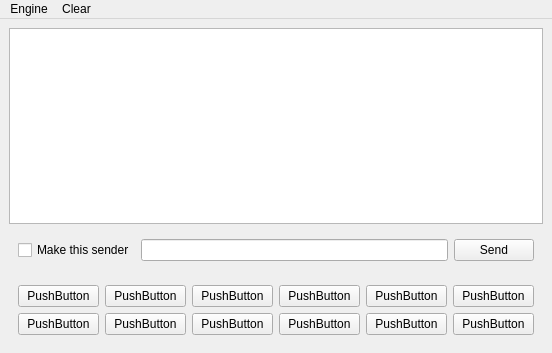
Above: mqt/MqtDataModes/dmmainwindow.ui from Rsclub22/Minos2-Mirror before the change. Below: the same form after it.
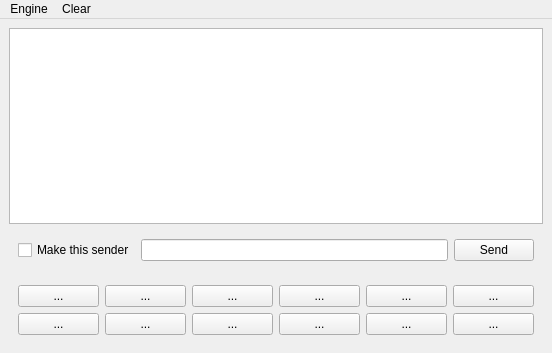
That is the form after the change. Custom widgets are drawn as their Qt base class.

Diff of the .ui file:
```diff
--- a/mqt/MqtDataModes/dmmainwindow.ui
+++ b/mqt/MqtDataModes/dmmainwindow.ui
@@ -57,42 +57,42 @@
          <item>
           <widget class="QPushButton" name="F1Button">
            <property name="text">
-            <string>PushButton</string>
+            <string>...</string>
            </property>
           </widget>
          </item>
          <item>
           <widget class="QPushButton" name="F2Button">
            <property name="text">
-            <string>PushButton</string>
+            <string>...</string>
            </property>
           </widget>
          </item>
          <item>
           <widget class="QPushButton" name="F3Button">
            <property name="text">
-            <string>PushButton</string>
+            <string>...</string>
            </property>
           </widget>
          </item>
          <item>
           <widget class="QPushButton" name="F4Button">
            <property name="text">
-            <string>PushButton</string>
+            <string>...</string>
            </property>
           </widget>
          </item>
          <item>
           <widget class="QPushButton" name="F5Button">
            <property name="text">
-            <string>PushButton</string>
+            <string>...</string>
            </property>
           </widget>
          </item>
          <item>
           <widget class="QPushButton" name="F6Button">
            <property name="text">
-            <string>PushButton</string>
+            <string>...</string>
            </property>
           </widget>
          </item>
@@ -103,42 +103,42 @@
          <item>
           <widget class="QPushButton" name="F7Button">
            <property name="text">
-            <string>PushButton</string>
+            <string>...</string>
            </property>
           </widget>
          </item>
          <item>
           <widget class="QPushButton" name="F8Button">
            <property name="text">
-            <string>PushButton</string>
+            <string>...</string>
            </property>
           </widget>
          </item>
          <item>
           <widget class="QPushButton" name="F9Button">
            <property name="text">
-            <string>PushButton</string>
+            <string>...</string>
            </property>
           </widget>
          </item>
          <item>
           <widget class="QPushButton" name="F10Button">
            <property name="text">
-            <string>PushButton</string>
+            <string>...</string>
            </property>
           </widget>
          </item>
          <item>
           <widget class="QPushButton" name="F11Button">
            <property name="text">
-            <string>PushButton</string>
+            <string>...</string>
            </property>
           </widget>
          </item>
          <item>
           <widget class="QPushButton" name="F12Button">
            <property name="text">
-            <string>PushButton</string>
+            <string>...</string>
            </property>
           </widget>
          </item>
```
Left out of the diff: 2 changed lines with no effect on the pictures.
